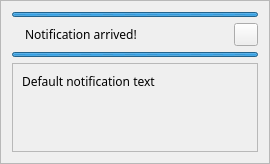
pars-linux/uludag, file gsoc/notifier/ui/default_notif_window.ui: the form before one commit.
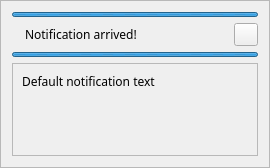
The form after the commit. Icons and pictures are not drawn.

Commit message: Minor bugfixes about UTF-8 support in notification text/title.

Patch:
```diff
--- a/gsoc/notifier/ui/default_notif_window.ui
+++ b/gsoc/notifier/ui/default_notif_window.ui
@@ -6,7 +6,7 @@
     <x>0</x>
     <y>0</y>
     <width>270</width>
-    <height>164</height>
+    <height>168</height>
    </rect>
   </property>
   <property name="frameShape" >
```
Left out of the diff: 16 changed lines with no effect on the pictures. The commit also changes 1 other file.
